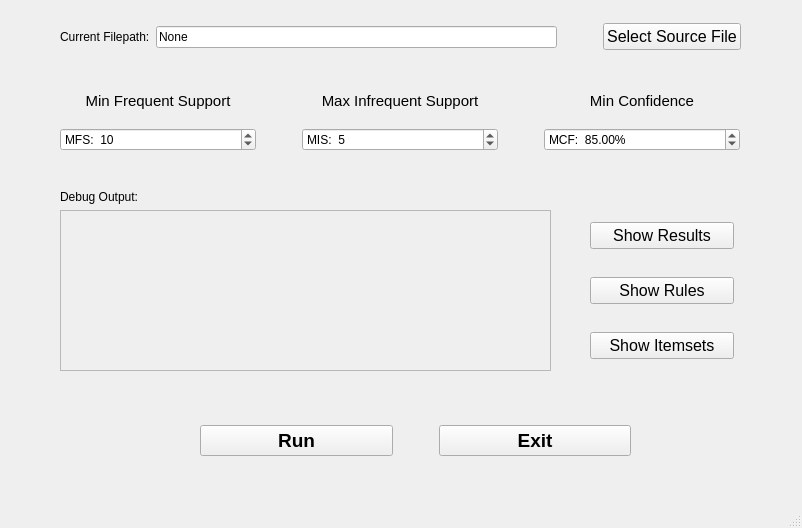
Qt form Task5/UI/FlawDetectorUI/mainwindow.ui (zhuohaoyu/TuringAdvancedProgramming19B) before a commit.
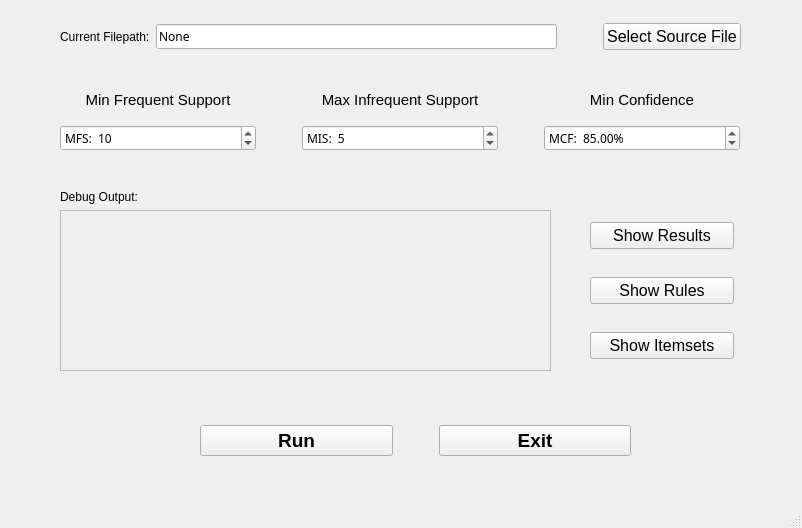
The same form after that commit.

Diff of the .ui file:
```diff
--- a/Task5/UI/FlawDetectorUI/mainwindow.ui
+++ b/Task5/UI/FlawDetectorUI/mainwindow.ui
@@ -42,6 +42,11 @@
      </item>
      <item row="1" column="2">
       <widget class="QSpinBox" name="spinBox_MIS">
+       <property name="font">
+        <font>
+         <family>Ubuntu Mono</family>
+        </font>
+       </property>
        <property name="prefix">
         <string>MIS:  </string>
        </property>
@@ -55,6 +60,11 @@
      </item>
      <item row="1" column="4">
       <widget class="QDoubleSpinBox" name="doubleSpinBox_MCF">
+       <property name="font">
+        <font>
+         <family>Ubuntu Mono</family>
+        </font>
+       </property>
        <property name="prefix">
         <string>MCF:  </string>
        </property>
@@ -86,6 +96,11 @@
      </item>
      <item row="1" column="0">
       <widget class="QSpinBox" name="spinBox_MFS">
+       <property name="font">
+        <font>
+         <family>Ubuntu Mono</family>
+        </font>
+       </property>
        <property name="prefix">
         <string>MFS:  </string>
        </property>
@@ -170,6 +185,11 @@
      </item>
      <item>
       <widget class="QLineEdit" name="lineEdit_Filepath">
+       <property name="font">
+        <font>
+         <family>Ubuntu Mono</family>
+        </font>
+       </property>
        <property name="text">
         <string>None</string>
        </property>
```
Left out of the diff: 5 changed lines with no effect on the pictures.
